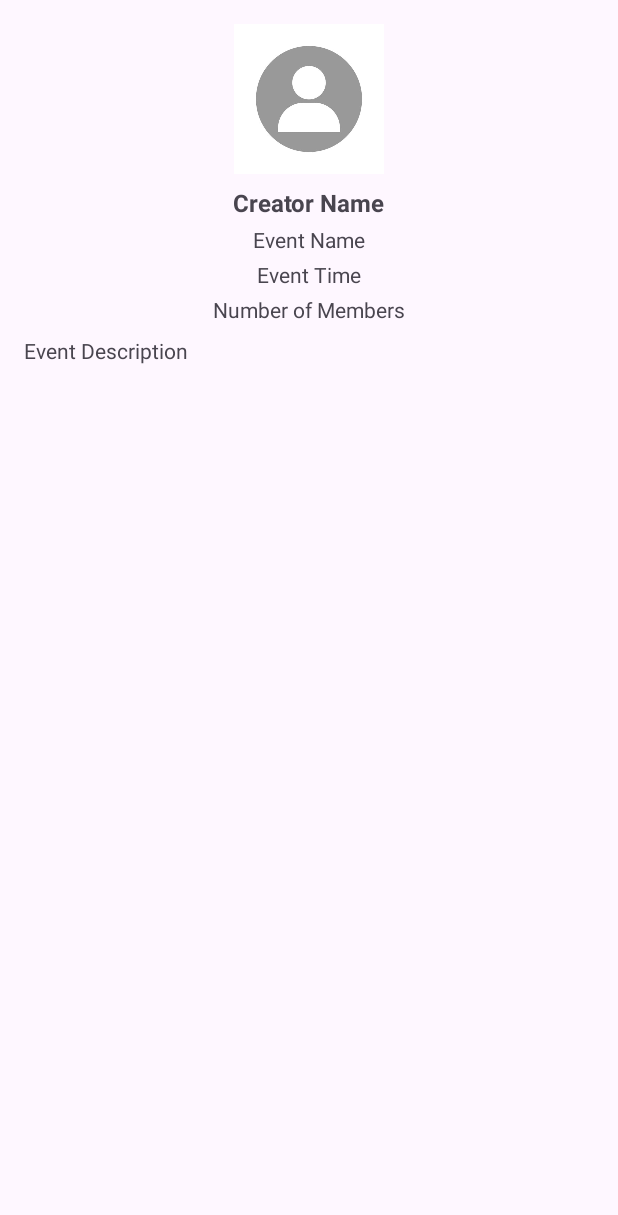
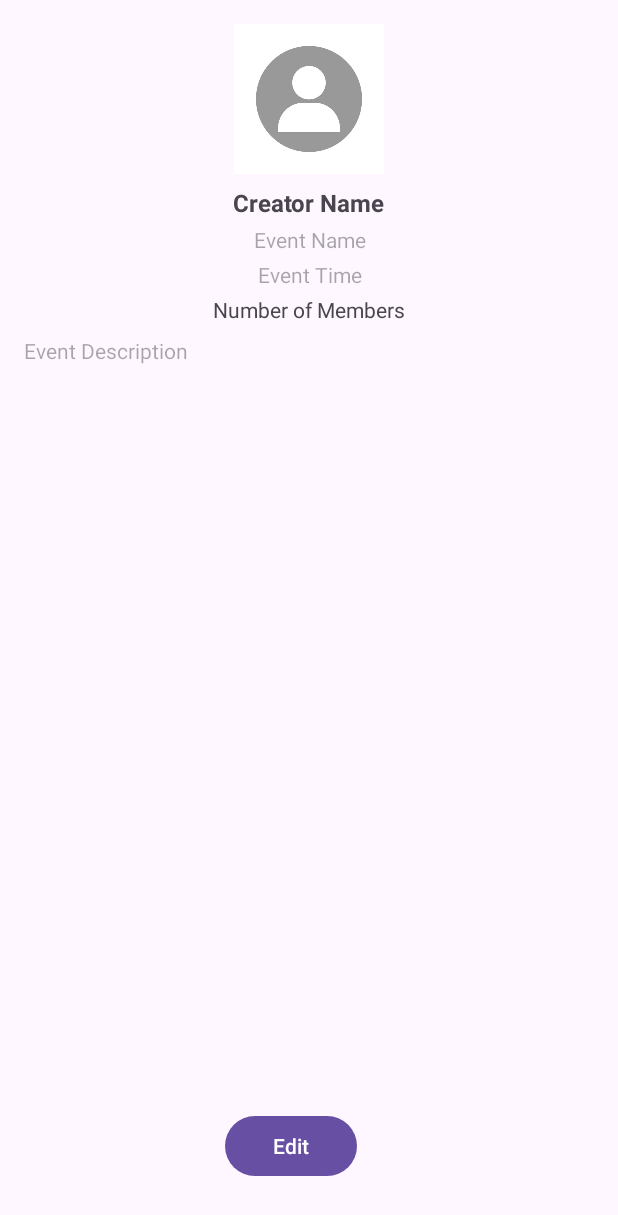
Before and after one commit to Clirim99/EasyMeet, an Android app: the MeetingElements screen opened directly, with no data from a screen before it, on a phone screen of 412 x 824 dp. Shown: the top 1215 px of the screen. Run offline under Robolectric (Android 15) with nearby library versions, the phone set to English and light mode, and no system bars; 9 statements that could not run were skipped.

Commit message:
Edit event data

```diff
--- a/app/src/main/java/com/example/easymeet/activity/MeetingElements.java
+++ b/app/src/main/java/com/example/easymeet/activity/MeetingElements.java
@@ -3,6 +3,13 @@ package com.example.easymeet.activity;
 import android.content.Intent;
 import android.net.Uri;
 import android.os.Bundle;
+import android.text.Editable;
+import android.text.TextWatcher;
+import android.view.View;
+import android.widget.Button;
+import android.widget.EditText;
+import android.widget.ImageView;
+import android.widget.TextView;
 
 import androidx.activity.EdgeToEdge;
 import androidx.appcompat.app.AppCompatActivity;
@@ -14,42 +21,35 @@ import com.example.easymeet.repository.EventRepository;
 import com.example.easymeet.repository.ProfileDataRepository;
 import com.example.easymeet.utility.SessionManager;
 
-import android.util.Log;
-import android.view.View;
-import android.widget.Button;
-import android.widget.ImageView;
-import android.widget.TextView;
-
 import java.io.File;
-
 
 public class MeetingElements extends AppCompatActivity {
 
     ImageView imageView;
     TextView creatorName;
-    TextView eventName;
-    TextView eventTime;
+    EditText eventName;
+    EditText eventTime;
     TextView numberOfMembers;
-    TextView eventDescription;
+    EditText eventDescription;
     Button cancelEvent;
+    Button editEvent;
     String id;
-   // String myUserId;
+    boolean isEditing = false; // Track if editing mode is active
 
     @Override
     protected void onCreate(Bundle savedInstanceState) {
         super.onCreate(savedInstanceState);
         EdgeToEdge.enable(this);
         setContentView(R.layout.activity_itemelements);
+
         Intent intent = getIntent();
         id = intent.getStringExtra("id");
-        Log.d("userID for event:", id);
 
         Event event = EventRepository.getEventById(MeetingElements.this, Integer.parseInt(id));
-        Log.d("eventID:", String.valueOf(event.eventCreator));
-        ProfileData profileData = ProfileDataRepository.getProfileDataByUserId(MeetingElements.this,event.eventCreator);
-        initializeComponents(event,profileData);
+        ProfileData profileData = ProfileDataRepository.getProfileDataByUserId(MeetingElements.this, event.eventCreator);
 
-        imageView.setOnClickListener(v -> openProfileActivity(event.eventCreator));
+        initializeComponents(event, profileData);
+        setupEditEventButton(event);
     }
 
     public void initializeComponents(Event event, ProfileData profileData) {
@@ -69,29 +69,67 @@ public class MeetingElements extends AppCompatActivity {
         eventTime.setText(event.eventTime);
 
         numberOfMembers = findViewById(R.id.numMembers);
-        // Convert numMembers (int) to String
         numberOfMembers.setText(String.valueOf(event.numMembers));
 
         eventDescription = findViewById(R.id.eventDescription);
         eventDescription.setText(event.eventDescription);
+
         cancelEvent = findViewById(R.id.cancelEventButton);
-        if (event.eventCreator == SessionManager.getUserId(MeetingElements.this)){
-        cancelEvent.setOnClickListener(new View.OnClickListener() {
-            @Override
-            public void onClick(View v) {
-            EventRepository.deleteEvent(MeetingElements.this,event);
-            Intent intent = new Intent(MeetingElements.this, HomeActivity.class);
-            startActivity(intent);
-            }
-        });}
-        else {
+        if (event.eventCreator == SessionManager.getUserId(MeetingElements.this)) {
+            cancelEvent.setOnClickListener(v -> {
+                EventRepository.deleteEvent(MeetingElements.this, event);
+                Intent intent = new Intent(MeetingElements.this, HomeActivity.class);
+                startActivity(intent);
+            });
+        } else {
             cancelEvent.setVisibility(View.INVISIBLE);
         }
     }
 
-    private void openProfileActivity(int userId) {
-        Intent intent = new Intent(this, ProfileActivity.class);
-        intent.putExtra("id", String.valueOf(userId)); // Pass the userId to the ProfileActivity
-        startActivity(intent);
+    private void setupEditEventButton(Event event) {
+        editEvent = findViewById(R.id.editEventButton);
+        editEvent.setOnClickListener(v -> {
+            if (!isEditing) {
+                // Enable editing mode
+                isEditing = true;
+                eventName.setEnabled(true);
+                eventTime.setEnabled(true);
+                eventDescription.setEnabled(true);
+
+                editEvent.setText("Save Changes");
+            } else {
+                // Save changes
+                isEditing = false;
+
+                String newEventName = eventName.getText().toString().trim();
+                String newEventTime = eventTime.getText().toString().trim();
+                String newEventDescription = eventDescription.getText().toString().trim();
+
+                boolean isUpdated = EventRepository.editEvent(
+                        MeetingElements.this,
+                        event.Id,
+                        newEventName,
+                        newEventTime,
+                        newEventDescription
+                );
+
+                if (isUpdated) {
+                    // Update the local `event` object
+                    event.eventName = newEventName;
+                    event.eventTime = newEventTime;
+                    event.eventDescription = newEventDescription;
+
+                    // Disable editing mode
+                    eventName.setEnabled(false);
+                    eventTime.setEnabled(false);
+                    eventDescription.setEnabled(false);
+
+                    editEvent.setText("Edit Event");
+                } else {
+                    // Handle save failure
+                    editEvent.setText("Save Changes");
+                }
+            }
+        });
     }
 }
--- a/app/src/main/java/com/example/easymeet/activity/SignInActivity.java
+++ b/app/src/main/java/com/example/easymeet/activity/SignInActivity.java
@@ -65,6 +65,7 @@ public class SignInActivity extends AppCompatActivity {
             }
 
 
+
             sendForgotPasswordEmail(email);
         });
 
@@ -94,12 +95,10 @@ public class SignInActivity extends AppCompatActivity {
                         });
 
                 sendLoginEmail(usernameTxt);
-                //Intent intent = new Intent(SignInActivity.this, HomeActivity.class);
-                //startActivity(intent);
+
             } else {
                 Toast.makeText(SignInActivity.this, "Login failed.", Toast.LENGTH_SHORT).show();
             }
-            //sendLoginEmail(usernameTxt);
         });
     }
 
--- a/app/src/main/java/com/example/easymeet/utility/NotificationUtils.java
+++ b/app/src/main/java/com/example/easymeet/utility/NotificationUtils.java
@@ -43,7 +43,7 @@ public class NotificationUtils {
         Notification notification = new Notification.Builder(context, CHANNEL_ID)
                 .setContentTitle(title)
                 .setContentText(message)
-                .setSmallIcon(R.drawable.avatar) // Use your own icon
+                .setSmallIcon(R.drawable.easymeet) // Use your own icon
                 .build();
 
         // Get the notification manager and send the notification
--- a/app/src/main/res/layout/activity_home_screen.xml
+++ b/app/src/main/res/layout/activity_home_screen.xml
@@ -6,7 +6,6 @@
     android:layout_height="match_parent"
     android:padding="16dp">
 
-    <!-- Profile Image on Left Corner -->
     <ImageView
         android:id="@+id/profileImage"
         android:layout_width="64dp"
@@ -18,7 +17,6 @@
         android:layout_marginTop="16dp"
         android:layout_marginStart="16dp" />
 
-    <!-- Go to Profile Button -->
     <Button
         android:id="@+id/goToProfileButton"
         android:layout_width="wrap_content"
@@ -29,7 +27,6 @@
         android:layout_marginTop="16dp"
         android:layout_marginStart="16dp" />
 
-    <!-- Logout Button -->
     <Button
         android:id="@+id/logoutButton"
         android:layout_width="wrap_content"
@@ -40,7 +37,6 @@
         android:layout_marginTop="16dp"
         android:layout_marginStart="8dp" />
 
-    <!-- List of Events -->
     <ListView
         android:id="@+id/eventsListView"
         android:layout_width="0dp"
@@ -53,7 +49,6 @@
         android:layout_marginBottom="16dp"
         android:padding="8dp" />
 
-    <!-- Create Event Button -->
     <Button
         android:id="@+id/createEventButton"
         android:layout_width="wrap_content"
--- a/app/src/main/res/layout/activity_itemelements.xml
+++ b/app/src/main/res/layout/activity_itemelements.xml
@@ -6,7 +6,6 @@
     android:layout_height="match_parent"
     tools:context=".activity.MainActivity">
 
-    <!-- Image at the top center -->
     <ImageView
         android:id="@+id/eventImage"
         android:layout_width="100dp"
@@ -18,7 +17,6 @@
         app:layout_constraintStart_toStartOf="parent"
         app:layout_constraintEnd_toEndOf="parent" />
 
-    <!-- Creator Name -->
     <TextView
         android:id="@+id/creatorName"
         android:layout_width="wrap_content"
@@ -31,31 +29,36 @@
         app:layout_constraintStart_toStartOf="parent"
         app:layout_constraintEnd_toEndOf="parent" />
 
-    <!-- Event Name -->
-    <TextView
+    <EditText
         android:id="@+id/eventName"
-        android:layout_width="wrap_content"
+        android:layout_width="0dp"
         android:layout_height="wrap_content"
         android:layout_marginTop="4dp"
-        android:text="Event Name"
+        android:hint="Event Name"
+        android:background="@android:color/transparent"
         android:textSize="14sp"
+        android:gravity="center"
+        android:inputType="text"
         app:layout_constraintTop_toBottomOf="@id/creatorName"
         app:layout_constraintStart_toStartOf="parent"
-        app:layout_constraintEnd_toEndOf="parent" />
+        app:layout_constraintEnd_toEndOf="parent"
+        android:layout_marginHorizontal="16dp" />
 
-    <!-- Event Time -->
-    <TextView
+    <EditText
         android:id="@+id/eventTime"
-        android:layout_width="wrap_content"
+        android:layout_width="0dp"
         android:layout_height="wrap_content"
         android:layout_marginTop="4dp"
-        android:text="Event Time"
+        android:gravity="center"
+        android:hint="Event Time"
         android:textSize="14sp"
+        android:inputType="datetime"
+        android:background="@android:color/transparent"
         app:layout_constraintTop_toBottomOf="@id/eventName"
         app:layout_constraintStart_toStartOf="parent"
-        app:layout_constraintEnd_toEndOf="parent" />
+        app:layout_constraintEnd_toEndOf="parent"
+        android:layout_marginHorizontal="16dp" />
 
-    <!-- Number of Members -->
     <TextView
         android:id="@+id/numMembers"
         android:layout_width="wrap_content"
@@ -67,25 +70,36 @@
         app:layout_constraintStart_toStartOf="parent"
         app:layout_constraintEnd_toEndOf="parent" />
 
-    <!-- Event Description -->
-    <TextView
+    <EditText
         android:id="@+id/eventDescription"
         android:layout_width="0dp"
         android:layout_height="wrap_content"
         android:layout_marginTop="8dp"
+        android:hint="Event Description"
+        android:textSize="14sp"
+        android:inputType="textMultiLine"
+        android:background="@android:color/transparent"
         android:layout_marginHorizontal="16dp"
-        android:text="Event Description"
-        android:textSize="14sp"
         app:layout_constraintTop_toBottomOf="@id/numMembers"
         app:layout_constraintStart_toStartOf="parent"
         app:layout_constraintEnd_toEndOf="parent" />
 
-    <!-- Cancel Event Button -->
+    <Button
+        android:id="@+id/editEventButton"
+        android:layout_width="wrap_content"
+        android:layout_height="wrap_content"
+        android:layout_marginEnd="8dp"
+        android:text="Edit"
+        app:layout_constraintBottom_toBottomOf="parent"
+        app:layout_constraintEnd_toStartOf="@id/cancelEventButton"
+        android:layout_marginBottom="36dp"
+        />
+
     <Button
         android:id="@+id/cancelEventButton"
         android:layout_width="wrap_content"
         android:layout_height="wrap_content"
-        android:layout_margin="16dp"
+        android:layout_margin="36dp"
         android:text="Cancel Event"
         app:layout_constraintBottom_toBottomOf="parent"
         app:layout_constraintEnd_toEndOf="parent" />
--- a/app/src/main/res/layout/activity_main.xml
+++ b/app/src/main/res/layout/activity_main.xml
@@ -12,7 +12,7 @@
         android:id="@+id/logoView"
         android:layout_width="100dp"
         android:layout_height="100dp"
-        android:src="@drawable/ic_launcher_foreground"
+        android:src="@drawable/easymeet"
         app:layout_constraintBottom_toTopOf="@+id/buttonContainer"
         app:layout_constraintTop_toTopOf="parent"
         app:layout_constraintStart_toStartOf="parent"
--- a/app/src/main/res/layout/activity_sign_in.xml
+++ b/app/src/main/res/layout/activity_sign_in.xml
@@ -6,7 +6,6 @@
     xmlns:tools="http://schemas.android.com/tools"
     tools:context=".activity.MainActivity">
 
-    <!-- Username Input -->
     <EditText
         android:id="@+id/usernameinput"
         android:layout_width="match_parent"
@@ -21,7 +20,6 @@
         android:layout_marginStart="32dp"
         android:layout_marginEnd="32dp" />
 
-    <!-- Password Input -->
     <EditText
         android:id="@+id/passwordInput"
         android:layout_width="match_parent"
@@ -36,7 +34,6 @@
         android:layout_marginStart="32dp"
         android:layout_marginEnd="32dp" />
 
-    <!-- Forgot Password Text -->
     <TextView
         android:id="@+id/forgotPasswordText"
         android:layout_width="wrap_content"
@@ -73,7 +70,6 @@
         app:layout_constraintStart_toStartOf="parent"
         app:layout_constraintEnd_toEndOf="parent" />
 
-    <!-- Login Button -->
     <Button
         android:id="@+id/loginButton"
         android:layout_width="0dp"
--- a/app/src/main/res/layout/confirm_your_identity.xml
+++ b/app/src/main/res/layout/confirm_your_identity.xml
@@ -5,7 +5,7 @@
     android:layout_width="match_parent"
     android:layout_height="match_parent">
 
-    <!-- EditText for OTP code -->
+
     <EditText
         android:id="@+id/editTextOtp"
         android:layout_width="wrap_content"
@@ -20,7 +20,7 @@
         app:layout_constraintTop_toTopOf="parent"
         app:layout_constraintBottom_toBottomOf="parent" />
 
-    <!-- Confirm button -->
+
     <Button
         android:id="@+id/buttonConfirm"
         android:layout_width="wrap_content"
```
Also changed, not shown: app/src/main/java/com/example/easymeet/repository/EventPRepository.java (+19 -19 lines), app/src/main/java/com/example/easymeet/repository/EventRepository.java (+26 -0 lines), app/src/main/res/layout/activity_create_event.xml (+4 -6 lines), app/src/main/res/layout/activity_sign_up.xml (+5 -5 lines), app/src/main/res/drawable/easymeet.jpg (added).
